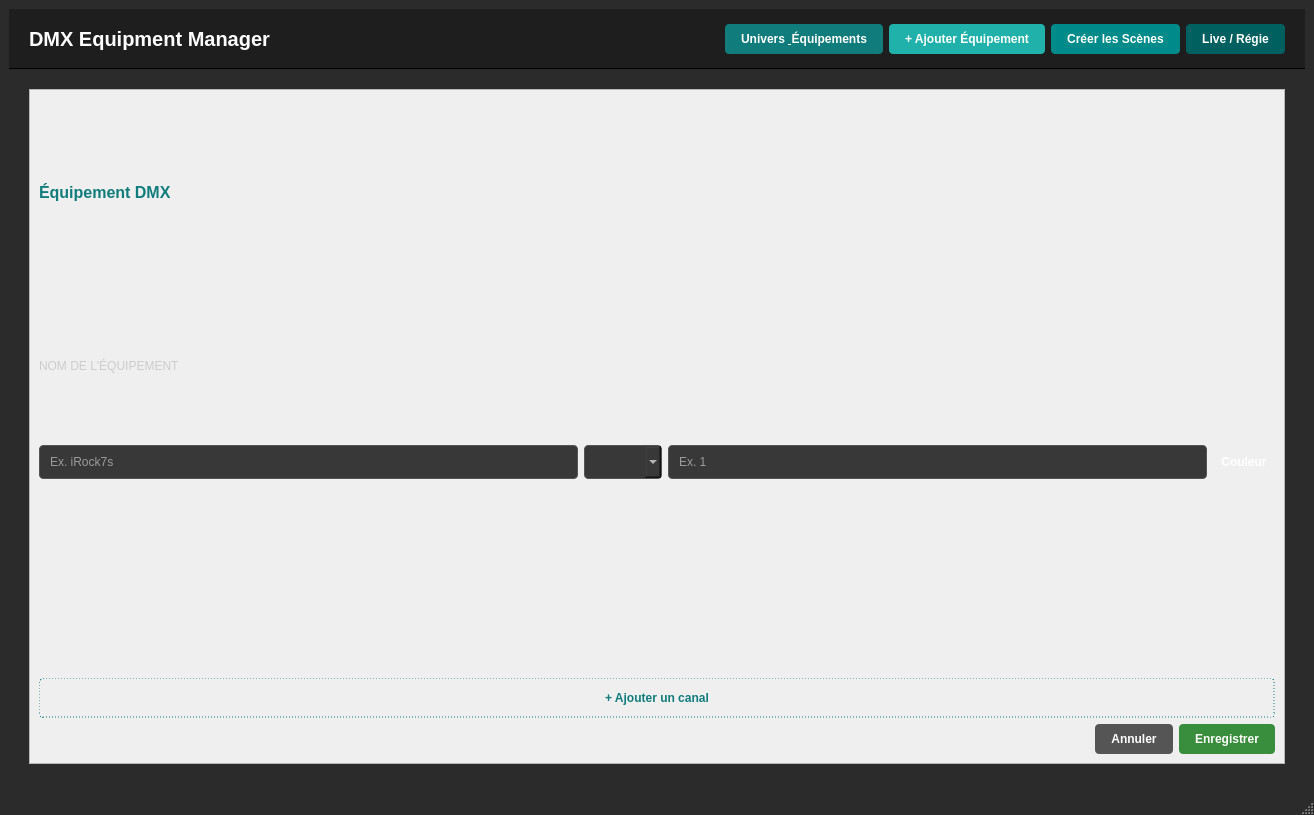
Above: DMX_Art_Net/InterfacePC/InterfacePcClient6/interfacepcclient.ui from aallard12/project_DMX_Art-Net before the change. Below: the same form after it.
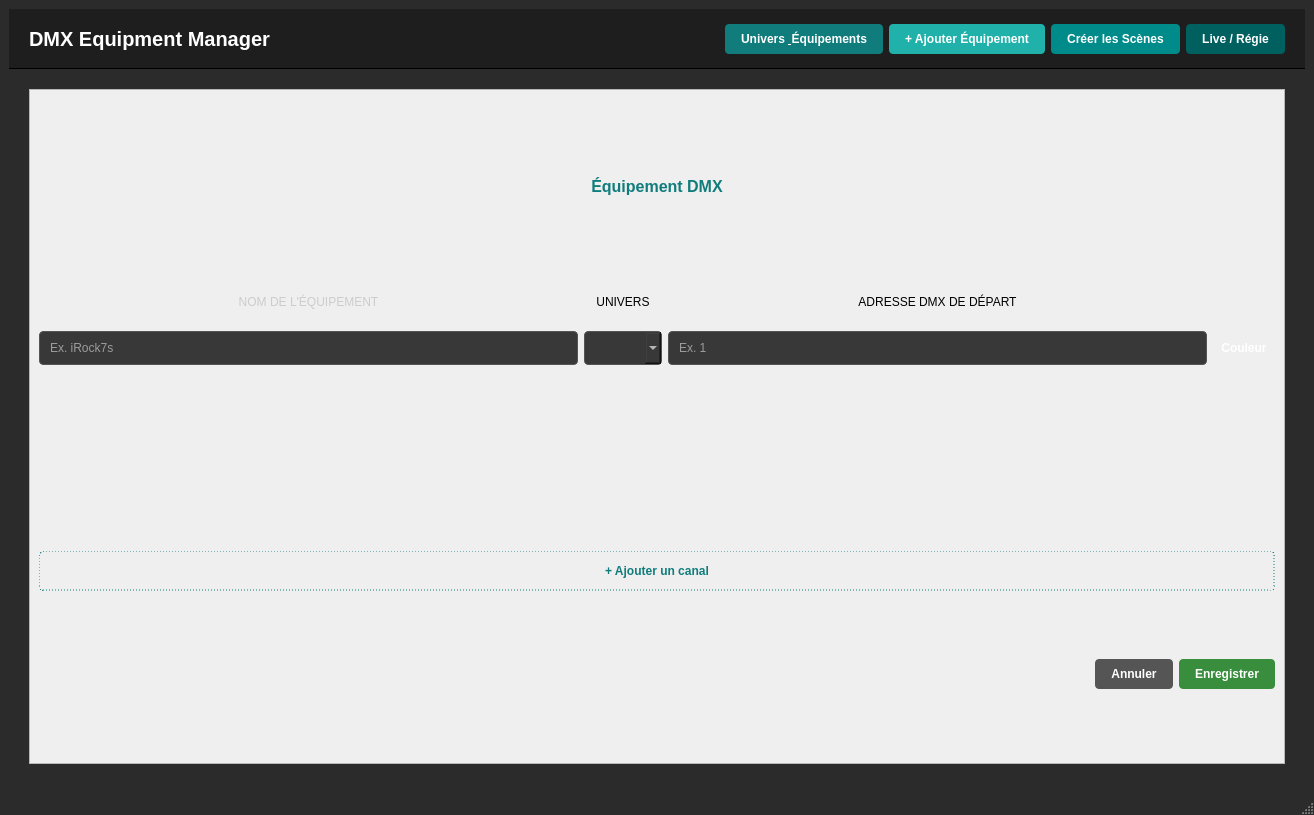
That is the form after the change. The open tabs and pages were chosen to show the change.

What changed in the file:
```diff
--- a/DMX_Art_Net/InterfacePC/InterfacePcClient6/interfacepcclient.ui
+++ b/DMX_Art_Net/InterfacePC/InterfacePcClient6/interfacepcclient.ui
@@ -108,7 +108,7 @@
     <item>
      <widget class="QStackedWidget" name="stackedWidget">
       <property name="currentIndex">
-       <number>0</number>
+       <number>1</number>
       </property>
       <widget class="QWidget" name="listPage">
        <layout class="QHBoxLayout" name="listPageLayout">
@@ -278,26 +278,37 @@
            <layout class="QVBoxLayout" name="formLayout">
             <item>
              <widget class="QLabel" name="formTitle">
+              <property name="minimumSize">
+               <size>
+                <width>0</width>
+                <height>0</height>
+               </size>
+              </property>
+              <property name="maximumSize">
+               <size>
+                <width>16777215</width>
+                <height>50</height>
+               </size>
+              </property>
+              <property name="font">
+               <font>
+                <pointsize>-1</pointsize>
+                <bold>true</bold>
+               </font>
+              </property>
               <property name="styleSheet">
                <string notr="true">color: #107c7c; font-size: 16px; font-weight: bold;</string>
               </property>
               <property name="text">
                <string>Équipement DMX</string>
               </property>
+              <property name="alignment">
+               <set>Qt::AlignmentFlag::AlignCenter</set>
+              </property>
              </widget>
             </item>
             <item>
              <layout class="QGridLayout" name="infoGrid">
-              <item row="1" column="0">
-               <widget class="QLineEdit" name="nameEdit">
-                <property name="styleSheet">
-                 <string notr="true">background-color: #383838; border: 1px solid #555; color: #ffffff; padding: 8px; border-radius: 4px;</string>
-                </property>
-                <property name="placeholderText">
-                 <string>Ex. iRock7s</string>
-                </property>
-               </widget>
-              </item>
               <item row="1" column="2">
                <widget class="QLineEdit" name="startAddressEdit">
                 <property name="styleSheet">
@@ -308,6 +319,28 @@
                 </property>
                </widget>
               </item>
+              <item row="1" column="0">
+               <widget class="QLineEdit" name="nameEdit">
+                <property name="minimumSize">
+                 <size>
+                  <width>0</width>
+                  <height>30</height>
+                 </size>
+                </property>
+                <property name="maximumSize">
+                 <size>
+                  <width>16777215</width>
+                  <height>150</height>
+                 </size>
+                </property>
+                <property name="styleSheet">
+                 <string notr="true">background-color: #383838; border: 1px solid #555; color: #ffffff; padding: 8px; border-radius: 4px;</string>
+                </property>
+                <property name="placeholderText">
+                 <string>Ex. iRock7s</string>
+                </property>
+               </widget>
+              </item>
               <item row="1" column="1">
                <widget class="QComboBox" name="universCombo">
                 <property name="styleSheet">
@@ -315,16 +348,6 @@
                 </property>
                </widget>
               </item>
-              <item row="0" column="0">
-               <widget class="QLabel" name="label">
-                <property name="styleSheet">
-                 <string>color: #cccccc;</string>
-                </property>
-                <property name="text">
-                 <string>NOM DE L'ÉQUIPEMENT</string>
-                </property>
-               </widget>
-              </item>
               <item row="1" column="3">
                <widget class="QPushButton" name="pushButtonCouleur">
                 <property name="styleSheet">
@@ -335,17 +358,72 @@
                 </property>
                </widget>
               </item>
+              <item row="0" column="0">
+               <widget class="QLabel" name="label">
+                <property name="minimumSize">
+                 <size>
+                  <width>0</width>
+                  <height>0</height>
+                 </size>
+                </property>
+                <property name="maximumSize">
+                 <size>
+                  <width>16777215</width>
+                  <height>50</height>
+                 </size>
+                </property>
+                <property name="styleSheet">
+                 <string>color: #cccccc;</string>
+                </property>
+                <property name="text">
+                 <string>NOM DE L'ÉQUIPEMENT</string>
+                </property>
+                <property name="alignment">
+                 <set>Qt::AlignmentFlag::AlignCenter</set>
+                </property>
+               </widget>
+              </item>
+              <item row="0" column="2">
+               <widget class="QLabel" name="label_2">
+                <property name="text">
+                 <string>ADRESSE DMX DE DÉPART</string>
+                </property>
+                <property name="alignment">
+                 <set>Qt::AlignmentFlag::AlignCenter</set>
+                </property>
+               </widget>
+              </item>
+              <item row="0" column="1">
+               <widget class="QLabel" name="label_3">
+                <property name="text">
+                 <string>UNIVERS</string>
+                </property>
+                <property name="alignment">
+                 <set>Qt::AlignmentFlag::AlignCenter</set>
+                </property>
+               </widget>
+              </item>
              </layout>
             </item>
             <item>
              <widget class="QLabel" name="channelCountLabel">
+              <property name="maximumSize">
+               <size>
+                <width>16777215</width>
+                <height>50</height>
+               </size>
+              </property>
               <property name="styleSheet">
                <string notr="true">font-weight: bold; font-size: 13px; color: #aaaaaa;</string>
               </property>
              </widget>
             </item>
             <item>
-             <layout class="QVBoxLayout" name="channelsFormLayout"/>
+             <layout class="QVBoxLayout" name="channelsFormLayout">
+              <property name="spacing">
+               <number>6</number>
+              </property>
+             </layout>
             </item>
             <item>
              <widget class="QPushButton" name="btnAddChannelGlobal">
```
